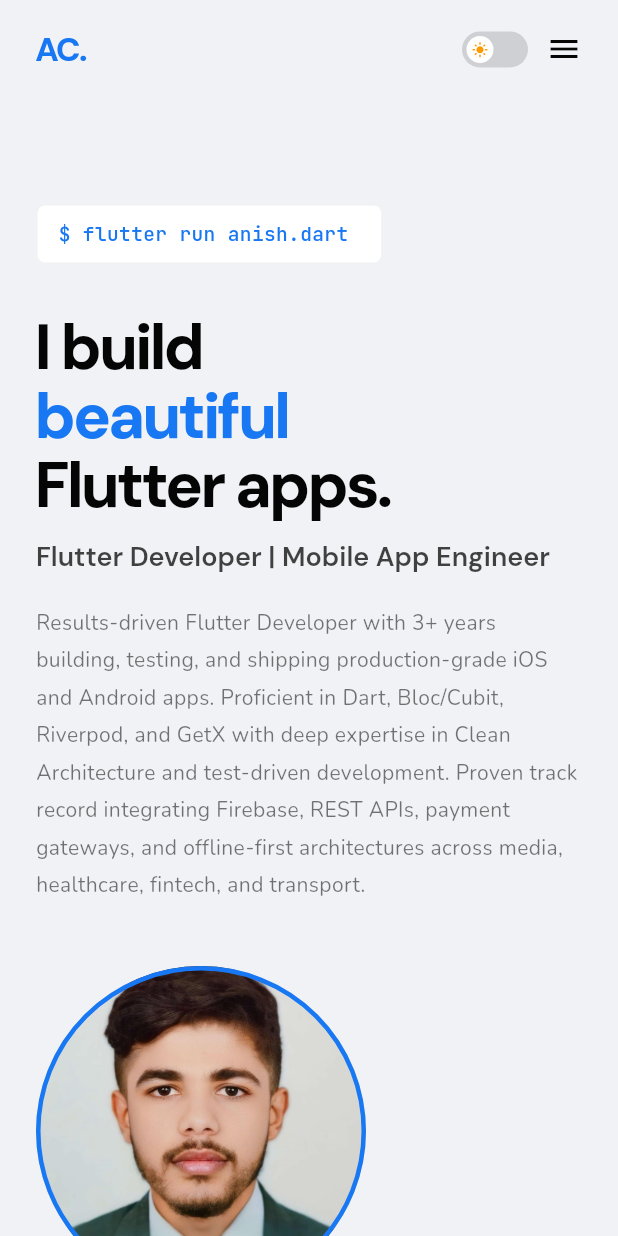
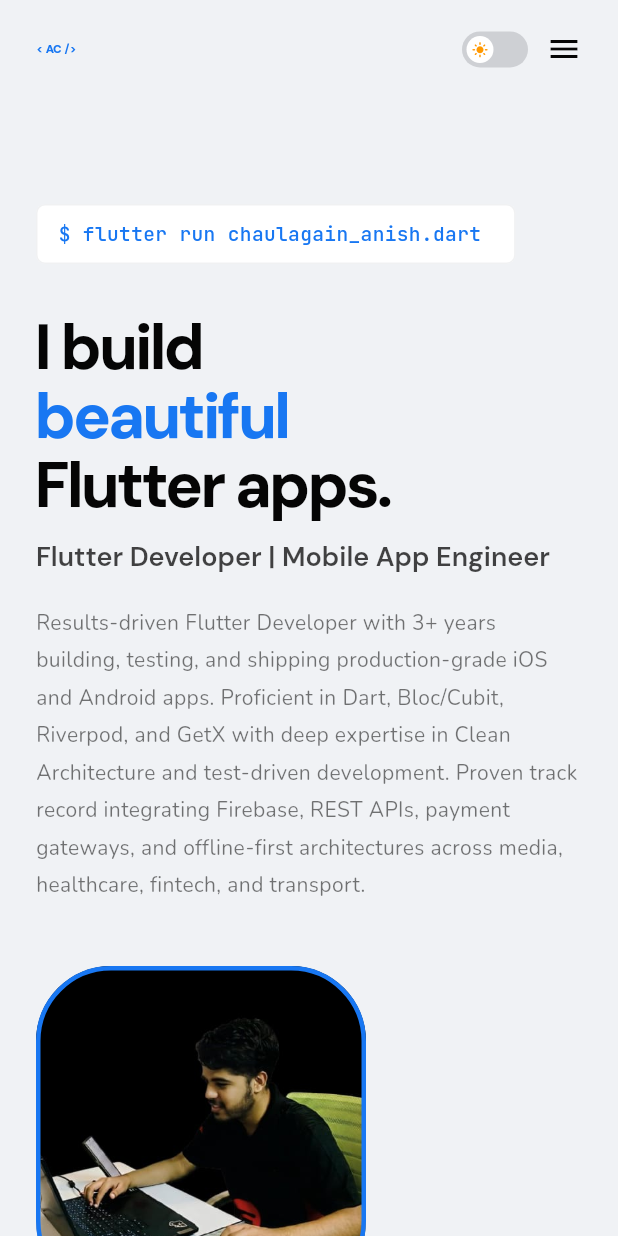
Before and after one commit to anishch16/portfolio_site, a Flutter app: the screen it shows after launch, after a tap on the "dark mode" icon, on a phone screen of 412 x 824 dp. Run offline on Flutter 3.47's test engine with Material 3 defaults, Android fonts, the phone set to English and light mode, and no system bars; our stand-ins replace flutter_screenutil, flutter_social_button, google_fonts.

Commit message:
updated logo and alignment

```diff
--- a/lib/data/portfolio_data.dart
+++ b/lib/data/portfolio_data.dart
@@ -25,6 +25,7 @@ class PortfolioData {
       company: 'Ankaek Pvt. Ltd.',
       role: 'Flutter Developer',
       dateRange: '04/2024 – Present',
+      website: "https://ankaek.com/",
       summary:
           'Shipped production Flutter apps across social, identity, and parking products — from feed modules and push notifications to encrypted multi-persona profiles and payment integrations.',
       projectNames: ['a-OK', 'Connect Persona', 'Lahv+ Parking'],
@@ -33,6 +34,7 @@ class PortfolioData {
       company: 'Ayata Incorporation',
       role: 'Flutter Developer',
       dateRange: '01/2023 – 04/2024',
+      website: "https://ayata.com.np",
       summary:
           'Built and maintained high-traffic consumer and field-worker apps spanning media streaming, offline healthcare data collection, and nationwide bus ticketing.',
       projectNames: ['Dishhome', 'AshaConnect', 'Kilindar'],
@@ -52,6 +54,7 @@ class ExperienceEntry {
   final String role;
   final String dateRange;
   final String summary;
+  final String website;
   final List<String> projectNames;
 
   const ExperienceEntry({
@@ -60,6 +63,7 @@ class ExperienceEntry {
     required this.dateRange,
     required this.summary,
     required this.projectNames,
+    required this.website,
   });
 }
 
--- a/lib/pages/experience_page.dart
+++ b/lib/pages/experience_page.dart
@@ -4,6 +4,9 @@ import 'package:portfolio_site/data/portfolio_data.dart';
 import 'package:portfolio_site/theme/colors.dart';
 import 'package:portfolio_site/utils/viewport.dart';
 import 'package:portfolio_site/widgets/section_label.dart';
+import 'package:url_launcher/url_launcher.dart';
+
+import '../utils/url_utils.dart';
 
 class ExperiencePage extends StatelessWidget {
   final Key experienceKey;
@@ -48,7 +51,7 @@ class ExperiencePage extends StatelessWidget {
             );
           }),
           SizedBox(height: 48.h),
-          _EducationBlock(education: PortfolioData.education),
+          const _EducationBlock(education: PortfolioData.education),
         ],
       ),
     );
@@ -85,7 +88,7 @@ class _CompanyBlock extends StatelessWidget {
                   height: 10,
                   decoration: const BoxDecoration(
                     shape: BoxShape.circle,
-                    color: AppColors.lime,
+                    color: AppColors.mainColor,
                   ),
                 ),
                 if (showTimelineTail)
@@ -138,11 +141,14 @@ class _CompanyContent extends StatelessWidget {
                 child: Column(
                   crossAxisAlignment: CrossAxisAlignment.start,
                   children: [
-                    Text(
-                      entry.company,
-                      style: theme.textTheme.titleLarge?.copyWith(
-                        color: AppColors.lime,
-                        fontWeight: FontWeight.w700,
+                    InkWell(
+                    onTap: () => openExternalUrl(entry.website),
+                      child: Text(
+                        entry.company,
+                        style: theme.textTheme.titleLarge?.copyWith(
+                          color: AppColors.mainColor,
+                          fontWeight: FontWeight.w700,
+                        ),
                       ),
                     ),
                     const SizedBox(height: 4),
@@ -263,7 +269,7 @@ class _EducationBlock extends StatelessWidget {
                     Text(
                       education.institution,
                       style: theme.textTheme.bodyLarge?.copyWith(
-                        color: AppColors.lime,
+                        color: AppColors.mainColor,
                         fontWeight: FontWeight.w600,
                       ),
                     ),
@@ -295,7 +301,7 @@ class _EducationBlock extends StatelessWidget {
                         Text(
                           education.institution,
                           style: theme.textTheme.bodyLarge?.copyWith(
-                            color: AppColors.lime,
+                            color: AppColors.mainColor,
                             fontWeight: FontWeight.w600,
                           ),
                         ),
--- a/lib/pages/home_page.dart
+++ b/lib/pages/home_page.dart
@@ -25,8 +25,9 @@ class HomePage extends StatefulWidget {
   State<HomePage> createState() => _HomePageState();
 }
 
-class _HomePageState extends State<HomePage> with SingleTickerProviderStateMixin {
-  final String _fullCommand = r'$ flutter run anish.dart';
+class _HomePageState extends State<HomePage>
+    with SingleTickerProviderStateMixin {
+  final String _fullCommand = r'$ flutter run chaulagain_anish.dart';
   String _displayedCommand = '';
   bool _cursorVisible = true;
   Timer? _typeTimer;
@@ -81,7 +82,7 @@ class _HomePageState extends State<HomePage> with SingleTickerProviderStateMixin
     final mobile = isMobile(context);
     final hPad = sectionHorizontalPadding(context);
     final headlineSize = mobile ? 42.0 : 64.0;
-    final avatarSize = mobile ? 220.0 : 280.0;
+    final avatarSize = mobile ? 220.0 : 380.0;
 
     return Container(
       key: widget.homeKey,
@@ -115,7 +116,7 @@ class _HomePageState extends State<HomePage> with SingleTickerProviderStateMixin
                   crossAxisAlignment: CrossAxisAlignment.center,
                   children: [
                     Expanded(
-                      flex: 6,
+                      flex: 8,
                       child: Column(
                         crossAxisAlignment: CrossAxisAlignment.start,
                         children: [
@@ -157,7 +158,7 @@ class _HomePageState extends State<HomePage> with SingleTickerProviderStateMixin
             _displayedCommand,
             style: GoogleFonts.jetBrainsMono(
               fontSize: 13,
-              color: AppColors.lime,
+              color: AppColors.mainColor,
               fontWeight: FontWeight.w500,
             ),
           ),
@@ -167,7 +168,7 @@ class _HomePageState extends State<HomePage> with SingleTickerProviderStateMixin
             child: Container(
               width: 8,
               height: 14,
-              color: AppColors.lime,
+              color: AppColors.mainColor,
             ),
           ),
         ],
@@ -175,7 +176,8 @@ class _HomePageState extends State<HomePage> with SingleTickerProviderStateMixin
     );
   }
 
-  Widget _buildHeroText(BuildContext context, double headlineSize, bool mobile) {
+  Widget _buildHeroText(
+      BuildContext context, double headlineSize, bool mobile) {
     final theme = Theme.of(context);
     return FadeTransition(
       opacity: _fadeAnim,
@@ -198,7 +200,7 @@ class _HomePageState extends State<HomePage> with SingleTickerProviderStateMixin
                   style: theme.textTheme.displaySmall?.copyWith(
                     fontSize: headlineSize,
                     fontWeight: FontWeight.w800,
-                    color: AppColors.lime,
+                    color: AppColors.mainColor,
                     height: 1.1,
                     letterSpacing: -2,
                   ),
@@ -216,14 +218,11 @@ class _HomePageState extends State<HomePage> with SingleTickerProviderStateMixin
             ),
           ),
           SizedBox(height: 20.h),
-          SizedBox(
-            width: mobile ? double.infinity : 520,
-            child: Text(
-              PortfolioData.professionalSummary,
-              style: theme.textTheme.bodyMedium?.copyWith(
-                color: theme.colorScheme.onPrimary.withAlphaFraction(0.55),
-                height: 1.8,
-              ),
+          Text(
+            PortfolioData.professionalSummary,
+            style: theme.textTheme.bodyMedium?.copyWith(
+              color: theme.colorScheme.onPrimary.withAlphaFraction(0.55),
+              height: 1.8,
             ),
           ),
         ],
@@ -236,15 +235,16 @@ class _HomePageState extends State<HomePage> with SingleTickerProviderStateMixin
       width: size,
       height: size,
       decoration: const BoxDecoration(
-        shape: BoxShape.circle,
+        borderRadius: BorderRadius.all(Radius.circular(50)),
+        // shape: BoxShape.circle,
         image: DecorationImage(
-          image: AssetImage('assets/images/my_image.jpeg'),
+          image: AssetImage('assets/images/portfolio.jpeg'),
           fit: BoxFit.cover,
         ),
       ),
       foregroundDecoration: BoxDecoration(
-        shape: BoxShape.circle,
-        border: Border.all(color: AppColors.lime, width: 3),
+        borderRadius: const BorderRadius.all(Radius.circular(50)),
+        border: Border.all(color: AppColors.mainColor, width: 3),
       ),
     );
   }
@@ -268,7 +268,8 @@ class _HomePageState extends State<HomePage> with SingleTickerProviderStateMixin
           ),
           PortfolioButton(
             label: 'Download resume',
-            variant: PortfolioButtonVariant.ghost,
+            trailingIcon: Icons.download,
+            variant: PortfolioButtonVariant.outline,
             onTap: widget.onResumeTap,
           ),
         ],
@@ -316,7 +317,8 @@ class _CompanyChip extends StatelessWidget {
     return Container(
       padding: const EdgeInsets.symmetric(horizontal: 16, vertical: 8),
       decoration: BoxDecoration(
-        border: Border.all(color: theme.colorScheme.outline.withAlphaFraction(0.3)),
+        border:
+            Border.all(color: theme.colorScheme.outline.withAlphaFraction(0.3)),
         borderRadius: BorderRadius.circular(4),
       ),
       child: Text(
--- a/lib/pages/landing_page.dart
+++ b/lib/pages/landing_page.dart
@@ -78,6 +78,7 @@ class _LandingPageState extends State<LandingPage> {
           SingleChildScrollView(
             controller: _scrollController,
             child: Column(
+              crossAxisAlignment: CrossAxisAlignment.start,
               children: [
                 SizedBox(height: 72.h),
                 HomePage(
@@ -120,7 +121,8 @@ class _LandingPageState extends State<LandingPage> {
           duration: const Duration(milliseconds: 250),
           height: 64.h,
           decoration: BoxDecoration(
-            color: theme.colorScheme.primary.withAlphaFraction(scrolled ? 0.88 : 0.6),
+            color: theme.colorScheme.primary
+                .withAlphaFraction(scrolled ? 0.88 : 0.6),
             border: scrolled
                 ? Border(
                     bottom: BorderSide(
@@ -133,14 +135,40 @@ class _LandingPageState extends State<LandingPage> {
           padding: EdgeInsets.symmetric(horizontal: hPad),
           child: Row(
             children: [
-              Text(
-                'AC.',
-                style: GoogleFonts.dmSans(
-                  fontSize: 22,
-                  fontWeight: FontWeight.w800,
-                  color: AppColors.lime,
-                  letterSpacing: -1,
-                ),
+              LayoutBuilder(
+                builder: (context, constraints) {
+                  return Row(
+                    mainAxisSize: MainAxisSize.min,
+                    mainAxisAlignment: MainAxisAlignment.center,
+                    children: [
+                      Text(
+                        '< ',
+                        style: GoogleFonts.dmSans(
+                          fontSize: 24.sp,
+                          fontWeight: FontWeight.w700,
+                          color: AppColors.mainColor,
+                        ),
+                      ),
+                      Text(
+                        'AC',
+                        style: GoogleFonts.dmSans(
+                          fontSize: 24.sp,
+                          fontWeight: FontWeight.w900,
+                          color: AppColors.mainColor,
+                          letterSpacing: -0.5,
+                        ),
+                      ),
+                      Text(
+                        ' />',
+                        style: GoogleFonts.dmSans(
+                          fontSize: 24.sp,
+                          fontWeight: FontWeight.w700,
+                          color: AppColors.mainColor,
+                        ),
+                      ),
+                    ],
+                  );
+                },
               ),
               if (!mobile) ...[
                 const Spacer(),
@@ -187,7 +215,9 @@ class _LandingPageState extends State<LandingPage> {
                   height: 24,
                   decoration: BoxDecoration(
                     borderRadius: BorderRadius.circular(12),
-                    color: isDark ? AppColors.lime : theme.colorScheme.outline,
+                    color: isDark
+                        ? AppColors.mainColor
+                        : theme.colorScheme.outline,
                   ),
                   child: AnimatedAlign(
                     duration: const Duration(milliseconds: 200),
@@ -204,7 +234,7 @@ class _LandingPageState extends State<LandingPage> {
                       child: Icon(
                         isDark ? Icons.dark_mode : Icons.light_mode,
                         size: 11,
-                        color: isDark ? AppColors.lime : Colors.orange,
+                        color: isDark ? AppColors.mainColor : Colors.orange,
                       ),
                     ),
                   ),
@@ -241,7 +271,7 @@ class _LandingPageState extends State<LandingPage> {
                 style: GoogleFonts.dmSans(
                   fontSize: 32,
                   fontWeight: FontWeight.w800,
-                  color: AppColors.lime,
+                  color: AppColors.mainColor,
                   letterSpacing: -1,
                 ),
               ),
--- a/lib/pages/skills_page.dart
+++ b/lib/pages/skills_page.dart
@@ -86,7 +86,7 @@ class _SkillCategory extends StatelessWidget {
               height: 6,
               decoration: const BoxDecoration(
                 shape: BoxShape.circle,
-                color: AppColors.lime,
+                color: AppColors.mainColor,
               ),
             ),
             const SizedBox(width: 8),
@@ -134,12 +134,12 @@ class _SkillChipState extends State<_SkillChip> {
         padding: const EdgeInsets.symmetric(horizontal: 12, vertical: 7),
         decoration: BoxDecoration(
           color: _hovered
-              ? AppColors.lime.withAlphaFraction(0.12)
+              ? AppColors.mainColor.withAlphaFraction(0.12)
               : theme.colorScheme.surfaceContainerHighest,
           borderRadius: BorderRadius.circular(4),
           border: Border.all(
             color: _hovered
-                ? AppColors.lime.withAlphaFraction(0.6)
+                ? AppColors.mainColor.withAlphaFraction(0.6)
                 : theme.colorScheme.outline.withAlphaFraction(0.2),
           ),
         ),
@@ -148,7 +148,7 @@ class _SkillChipState extends State<_SkillChip> {
           style: theme.textTheme.labelLarge?.copyWith(
             fontSize: 12,
             color: _hovered
-                ? AppColors.lime
+                ? AppColors.mainColor
                 : theme.colorScheme.onSurface.withAlphaFraction(0.75),
             fontWeight: _hovered ? FontWeight.w600 : FontWeight.w400,
           ),
--- a/lib/theme/colors.dart
+++ b/lib/theme/colors.dart
@@ -1,12 +1,11 @@
 import 'package:flutter/material.dart';
 
 class AppColors {
-  // Accent (Swapped to Facebook Vibrant Blue & Deep Blue)
-  static const lime = Color(0xFF1877F2);     // Facebook Primary Blue
-  static const limeDeep = Color(0xFF0056B3); // Focused / Darker Press State Blue
+  static const mainColor = Color(0xFF1877F2);
+  static const mainColorDeep = Color(0xFF0056B3); // Focused / Darker Press State Blue
 
   // Light Theme (Clean Facebook Light Palette)
-  static const lightPrimary = Color(0xFFF0F2F5); // Facebook Background Grey
+  static const lightPrimary = Color(0xFFF0F2F5); // Background Grey
   static const lightOnPrimary = Color(0xFF050505); // High Contrast Dark Text
   static const lightPrimaryContainer = Color(0xFF050505);
   static const lightOnPrimaryContainer = Color(0xFFF0F2F5);
@@ -18,7 +17,7 @@ class AppColors {
   static const lightOnTertiary = Color(0xFFFFFFFF);
   static const lightTertiaryContainer = Color(0xFFE4E6EB);
   static const lightOnTertiaryContainer = Color(0xFF050505);
-  static const lightError = Color(0xFFFA383E); // Facebook Error Red
+  static const lightError = Color(0xFFFA383E); // Error Red
   static const lightOnError = Color(0xFFFFFFFF);
   static const lightErrorContainer = Color(0xFFFFEBEB);
   static const lightOnErrorContainer = Color(0xFFFA383E);
@@ -32,12 +31,12 @@ class AppColors {
   static const lightOnInverseSurface = Color(0xFFF0F2F5);
   static const lightInversePrimary = Color(0xFF1877F2);
 
-  // Dark Theme (Rich Deep Midnight Facebook Dark Base)
-  static const darkPrimary = Color(0xFF18191A); // Facebook Dark Surface
+  // Dark Theme (Rich Deep Midnight Dark Base)
+  static const darkPrimary = Color(0xFF18191A); // Dark Surface
   static const darkOnPrimary = Color(0xFFE4E6EB);
-  static const darkPrimaryContainer = Color(0xFF242526); // Facebook Card Dark Grey
+  static const darkPrimaryContainer = Color(0xFF242526); // Card Dark Grey
   static const darkOnPrimaryContainer = Color(0xFFE4E6EB);
-  static const darkSecondary = Color(0xFF1877F2); // Punchy Facebook Blue
+  static const darkSecondary = Color(0xFF1877F2); // Punchy Blue
   static const darkOnSecondary = Color(0xFFFFFFFF);
   static const darkSecondaryContainer = Color(0xFF263951); // Dark Blue Interactive Fill
   static const darkOnSecondaryContainer = Color(0xFF4599FF);
--- a/lib/widgets/portfolio_button.dart
+++ b/lib/widgets/portfolio_button.dart
@@ -41,7 +41,7 @@ class _PortfolioButtonState extends State<PortfolioButton> {
     switch (widget.variant) {
       case PortfolioButtonVariant.primary:
         background =
-            _hovered ? AppColors.limeDeep : AppColors.lime;
+            _hovered ? AppColors.mainColorDeep : AppColors.mainColor;
         foreground = AppColors.darkPrimary;
         border = null;
       case PortfolioButtonVariant.outline:
@@ -51,7 +51,7 @@ class _PortfolioButtonState extends State<PortfolioButton> {
         foreground = theme.colorScheme.onPrimary;
         border = Border.all(
           color: _hovered
-              ? AppColors.lime.withAlphaFraction(0.6)
+              ? AppColors.mainColor.withAlphaFraction(0.6)
               : theme.colorScheme.outline.withAlphaFraction(0.5),
         );
       case PortfolioButtonVariant.ghost:
--- a/lib/widgets/project_card.dart
+++ b/lib/widgets/project_card.dart
@@ -40,7 +40,7 @@ class _ProjectCardState extends State<ProjectCard> {
             borderRadius: BorderRadius.circular(8),
             border: Border.all(
               color: _hovered
-                  ? AppColors.lime.withAlphaFraction(0.35)
+                  ? AppColors.mainColor.withAlphaFraction(0.35)
                   : theme.colorScheme.outline.withAlphaFraction(0.12),
             ),
           ),
@@ -106,14 +106,14 @@ class _ProjectCardState extends State<ProjectCard> {
                             decoration: BoxDecoration(
                               borderRadius: BorderRadius.circular(4),
                               border: Border.all(
-                                color: AppColors.lime.withAlphaFraction(0.35),
+                                color: AppColors.mainColor.withAlphaFraction(0.35),
                               ),
                             ),
                             child: Text(
                               project.metric!,
                               style: theme.textTheme.labelMedium?.copyWith(
                                 fontSize: 9,
-                                color: AppColors.lime,
+                                color: AppColors.mainColor,
                               ),
                             ),
                           ),
@@ -169,7 +169,7 @@ class _ProjectCardState extends State<ProjectCard> {
                                 Icons.shop,
                                 size: 14,
                                 color: _hovered
-                                    ? AppColors.lime
+                                    ? AppColors.mainColor
                                     : theme.colorScheme.onSurface
                                         .withAlphaFraction(0.45),
                               ),
@@ -179,7 +179,7 @@ class _ProjectCardState extends State<ProjectCard> {
                                 style: theme.textTheme.labelLarge?.copyWith(
                                   fontSize: 12,
                                   color: _hovered
-                                      ? AppColors.lime
+                                      ? AppColors.mainColor
                                       : theme.colorScheme.onSurface
                                           .withAlphaFraction(0.55),
                                   fontWeight: FontWeight.w600,
--- a/lib/widgets/section_label.dart
+++ b/lib/widgets/section_label.dart
@@ -11,14 +11,14 @@ class SectionLabel extends StatelessWidget {
     final theme = Theme.of(context);
     return Row(
       children: [
-        Container(width: 20, height: 1.5, color: AppColors.lime),
+        Container(width: 20, height: 1.5, color: AppColors.mainColor),
         const SizedBox(width: 8),
         Text(
           label,
           style: theme.textTheme.labelMedium?.copyWith(
             letterSpacing: 2,
             fontWeight: FontWeight.w600,
-            color: AppColors.lime,
+            color: AppColors.mainColor,
           ),
         ),
       ],
--- a/pubspec.yaml
+++ b/pubspec.yaml
@@ -18,6 +18,7 @@ dev_dependencies:
   flutter_test:
     sdk: flutter
   flutter_lints: ^4.0.0
+  flutter_launcher_icons: ^0.14.4
 flutter:
   uses-material-design: true
 
```
Also changed, not shown: flutter_launcher_icons.yaml (added, +7 -0 lines), assets/images/aok.png (deleted), assets/images/asha.png (deleted), assets/images/connectPersona.png (deleted), assets/images/dishhome.png (deleted), assets/images/logo.png (added), assets/images/portfolio.jpeg (added), pubspec.lock, 6 other files.
